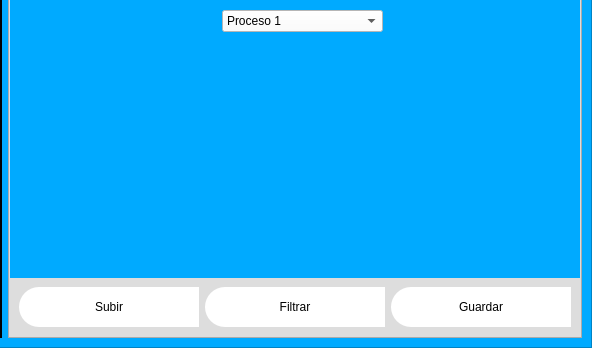
The window that PythonApplication1/interfaz2.ui (dario-1/interfaz2) describes before a commit, drawn with Qt 5; both pictures show x 208 to 800 and y 252 to 600 of the 800 by 600 pixel window.
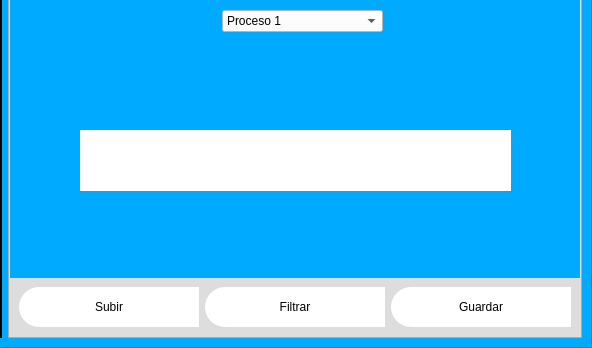
The same window after the commit. Icons and pictures are not drawn.

What changed in the file:
```diff
--- a/PythonApplication1/interfaz2.ui
+++ b/PythonApplication1/interfaz2.ui
@@ -548,6 +548,27 @@
                      </property>
                     </item>
                    </widget>
+                   <widget class="QLabel" name="label_4">
+                    <property name="geometry">
+                     <rect>
+                      <x>70</x>
+                      <y>180</y>
+                      <width>431</width>
+                      <height>61</height>
+                     </rect>
+                    </property>
+                    <property name="styleSheet">
+                     <string notr="true">font:87 12pt &quot;Arial Black&quot;;
+background-color: rgb(255, 255, 255);
+color: rgb(0, 0, 0);</string>
+                    </property>
+                    <property name="text">
+                     <string/>
+                    </property>
+                    <property name="alignment">
+                     <set>Qt::AlignCenter</set>
+                    </property>
+                   </widget>
                   </widget>
                  </item>
                 </layout>
```
